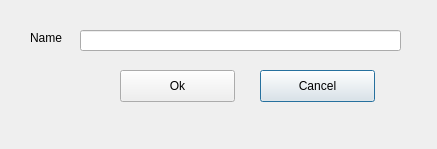
Above: mydialogue.ui from Uzzije/SimpleFileOrganizer- before the change. Below: the same form after it.
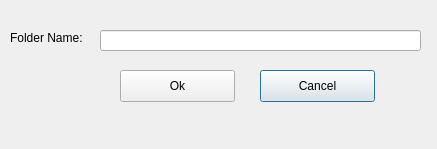
That is the form after the change.

The edit to the form file:
```diff
--- a/mydialogue.ui
+++ b/mydialogue.ui
@@ -16,20 +16,20 @@
   <widget class="QLabel" name="label">
    <property name="geometry">
     <rect>
-     <x>30</x>
+     <x>10</x>
      <y>30</y>
-     <width>59</width>
+     <width>81</width>
      <height>16</height>
     </rect>
    </property>
    <property name="text">
-    <string>Name</string>
+    <string>&lt;html&gt;&lt;head/&gt;&lt;body&gt;&lt;p&gt;Folder Name:&lt;/p&gt;&lt;/body&gt;&lt;/html&gt;</string>
    </property>
   </widget>
   <widget class="QLineEdit" name="lineEdit">
    <property name="geometry">
     <rect>
-     <x>80</x>
+     <x>100</x>
      <y>30</y>
      <width>321</width>
      <height>21</height>
```
Left out of the diff: 8 changed lines with no effect on the pictures.
